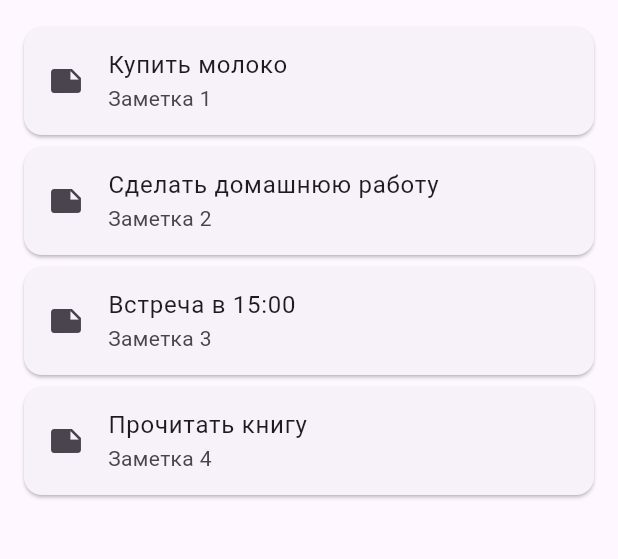
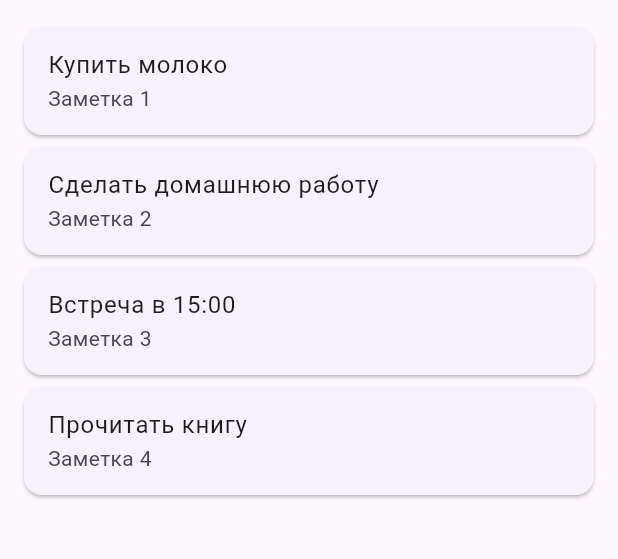
Before and after one commit to CentyGG/first_project, a Flutter app: the screen it shows after launch, after a tap on "Мои заметки", on a phone screen of 412 x 824 dp, the part 63-622 px from its top. Run offline on Flutter 3.47's test engine with Material 3 defaults, Android fonts, the phone set to English and light mode, and no system bars.

Commit message:
Структура featurefirst

```diff
--- a/lib/about_screen.dart
+++ b/lib/features/about/about_screen.dart
@@ -25,7 +25,7 @@ class AboutScreen extends StatelessWidget {
             ),
             SizedBox(height: 30),
             Text(
-              'Разработано сыщиковым макарос',
+              'Разработано сыщиковым макаром',
               textAlign: TextAlign.center,
               style: TextStyle(fontSize: 16),
             ),
--- a/lib/home_screen.dart
+++ b/lib/features/home/home_screen.dart
@@ -1,12 +1,10 @@
 import 'package:flutter/material.dart';
-import 'notes_list_screen.dart';
-import 'add_note_screen.dart';
-import 'settings_screen.dart';
-import 'about_screen.dart';
-
+import '../notes/notes_list_screen.dart';
+import '../notes/add_note_screen.dart';
+import '../settings/settings_screen.dart';
+import '../about/about_screen.dart';
 class HomeScreen extends StatelessWidget {
   const HomeScreen({super.key});
-
   @override
   Widget build(BuildContext context) {
     return Scaffold(
@@ -22,28 +20,23 @@ class HomeScreen extends StatelessWidget {
               style: TextStyle(fontSize: 24, fontWeight: FontWeight.bold),
             ),
             const SizedBox(height: 50),
-            _buildMenuButton(context, 'Мои заметки', Icons.list, () {
+            _buildMenuButton(context, 'Мои заметки', () {
               Navigator.push(context, MaterialPageRoute(builder: (context) => const NotesListScreen()));
             }),
-            _buildMenuButton(context, 'Добавить заметку', Icons.add, () {
+            _buildMenuButton(context, 'Добавить заметку', () {
               Navigator.push(context, MaterialPageRoute(builder: (context) => const AddNoteScreen()));
             }),
-            _buildMenuButton(context, 'Настройки', Icons.settings, () {
+            _buildMenuButton(context, 'Настройки', () {
               Navigator.push(context, MaterialPageRoute(builder: (context) => const SettingsScreen()));
             }),
-            _buildMenuButton(context, 'О приложении', Icons.info, () {
+            _buildMenuButton(context, 'О приложении', () {
               Navigator.push(context, MaterialPageRoute(builder: (context) => const AboutScreen()));
-            }),],),),);
-  }
-  Widget _buildMenuButton(BuildContext context, String text, IconData icon, VoidCallback onPressed) {
+            }),],),),);}
+  Widget _buildMenuButton(BuildContext context, String text, VoidCallback onPressed) {
     return Container(
       width: 200,
       margin: const EdgeInsets.symmetric(vertical: 10),
-      child: ElevatedButton.icon(
+      child: ElevatedButton(
         onPressed: onPressed,
-        icon: Icon(icon),
-        label: Text(text),
-      ),
-    );
-  }
-}
+        child: Text(text),
+      ),);}}
--- a/lib/main.dart
+++ b/lib/features/main.dart
@@ -1,5 +1,5 @@
 import 'package:flutter/material.dart';
-import 'home_screen.dart';
+import 'home/home_screen.dart';
 
 
 void main() {
--- a/lib/add_note_screen.dart
+++ b/lib/features/notes/add_note_screen.dart
@@ -33,7 +33,6 @@ class AddNoteScreen extends StatelessWidget {
       ),
       floatingActionButton: FloatingActionButton(
         onPressed: () {
-          // В реальном приложении здесь была бы логика сохранения
           Navigator.pop(context);
         },
         child: const Icon(Icons.save),
--- a/lib/notes_list_screen.dart
+++ b/lib/features/notes/notes_list_screen.dart
@@ -22,7 +22,6 @@ class NotesListScreen extends StatelessWidget {
           return Card(
             margin: const EdgeInsets.symmetric(horizontal: 16, vertical: 4),
             child: ListTile(
-              leading: const Icon(Icons.note),
               title: Text(notes[index]),
               subtitle: Text('Заметка ${index + 1}'),
             ),
```
Also changed, not shown: lib/features/settings/settings_screen.dart (renamed from lib/settings_screen.dart).
